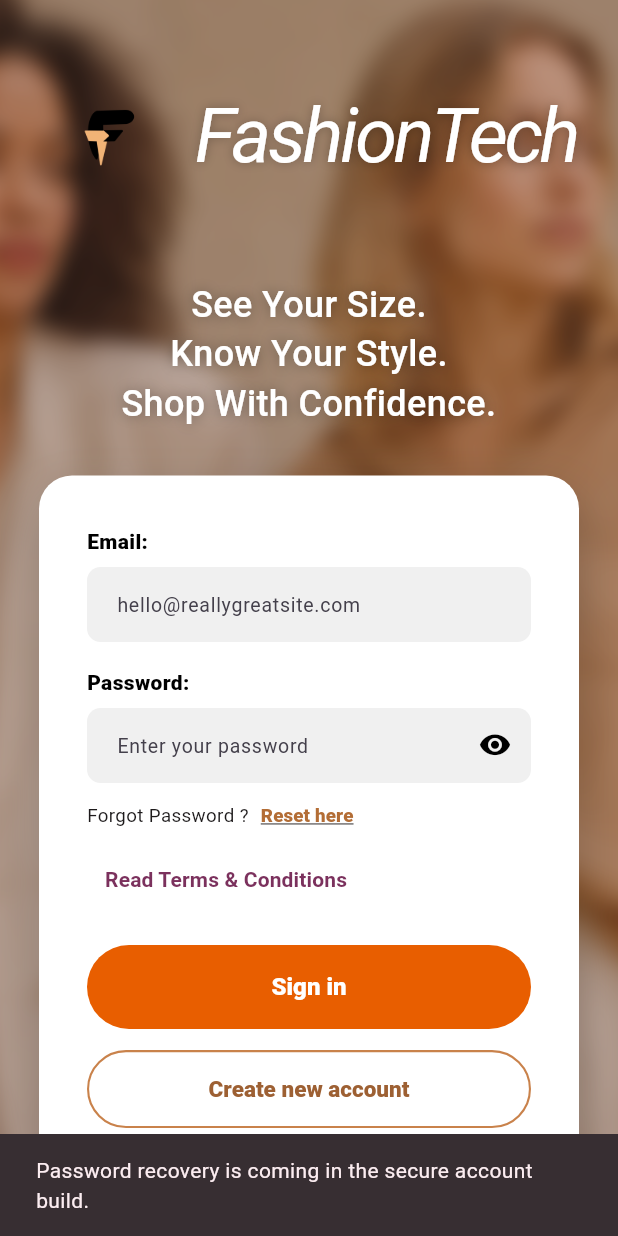
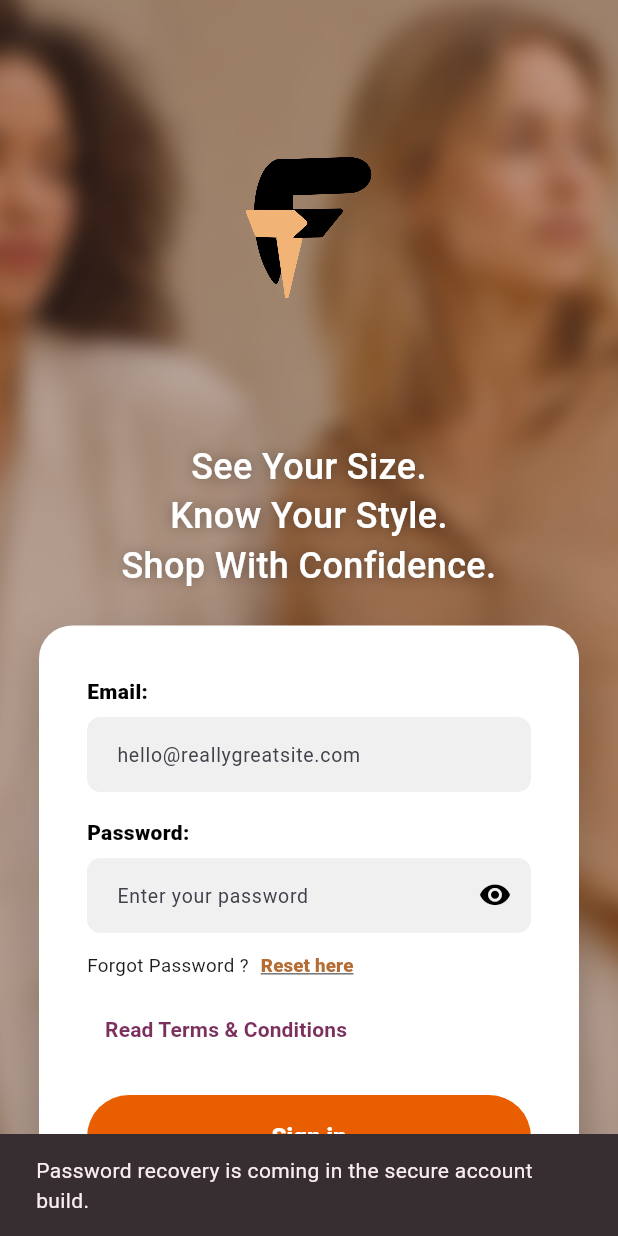
Before and after one commit to Stylorista/Stylorista-AI, a Flutter app: the screen it shows after launch, after a tap on "Reset here", on a phone screen of 412 x 824 dp. Run offline on Flutter 3.47's test engine with Material 3 defaults, Android fonts, the phone set to English and light mode, and no system bars; our stand-ins replace camera, image_picker, shared_preferences; Roboto replaces fonts that are missing (Georgia).

Commit message:
Use transparent FashionTech logo and logo-only account branding

```diff
--- a/lib/app.dart
+++ b/lib/app.dart
@@ -206,21 +206,17 @@ class _SessionLoadingScreen extends StatelessWidget {
               builder: (context, value, child) => Transform.scale(
                 scale: value,
                 child: Container(
-                  width: 132,
-                  height: 132,
+                  width: 216,
+                  height: 216,
                   padding: const EdgeInsets.all(12),
                   decoration: BoxDecoration(
-                    color: Colors.black,
+                    color: const Color(0xFFF7F0E9),
                     shape: BoxShape.circle,
-                    border: Border.all(
-                      color: const Color(0xFFF1B06F),
-                      width: 2,
-                    ),
                     boxShadow: [
                       BoxShadow(
-                        color: const Color(0xFFE88A42).withValues(alpha: 0.55),
-                        blurRadius: 34,
-                        spreadRadius: 7,
+                        color: const Color(0xFFE88A42).withValues(alpha: 0.35),
+                        blurRadius: 44,
+                        spreadRadius: 5,
                       ),
                     ],
                   ),
--- a/lib/features/auth_screen.dart
+++ b/lib/features/auth_screen.dart
@@ -127,8 +127,9 @@ class _AuthScreenState extends State<AuthScreen> {
                         child: Column(
                           mainAxisAlignment: MainAxisAlignment.center,
                           children: [
-                            const _ScriptBrand(),
-                            const SizedBox(height: 48),
+                            const _AuthLogo(),
+                            if (_signingIn) ...[
+                              const SizedBox(height: 24),
                               const Text(
                                 'See Your Size.\nKnow Your Style.\nShop With Confidence.',
                                 textAlign: TextAlign.center,
@@ -145,7 +146,8 @@ class _AuthScreenState extends State<AuthScreen> {
                                   ],
                                 ),
                               ),
-                            const SizedBox(height: 32),
+                            ],
+                            const SizedBox(height: 24),
                             AnimatedSize(
                               duration: const Duration(milliseconds: 260),
                               curve: Curves.easeOutCubic,
@@ -215,37 +217,19 @@ class _FashionBackdrop extends StatelessWidget {
   }
 }
 
-class _ScriptBrand extends StatelessWidget {
-  const _ScriptBrand();
+class _AuthLogo extends StatelessWidget {
+  const _AuthLogo();
 
   @override
   Widget build(BuildContext context) {
-    return FittedBox(
-      fit: BoxFit.scaleDown,
-      child: Row(
-        mainAxisSize: MainAxisSize.min,
-        children: [
-          Image.asset(
+    return Image.asset(
       'assets/images/fashiontech_logo.png',
-            width: 104,
-            height: 104,
+      key: const ValueKey('auth-logo'),
+      width: 240,
+      height: 240,
       fit: BoxFit.contain,
+      filterQuality: FilterQuality.high,
       semanticLabel: 'FashionTech logo',
-          ),
-          const SizedBox(width: 12),
-          const Text(
-            'FashionTech',
-            style: TextStyle(
-              color: Colors.white,
-              fontFamily: 'Georgia',
-              fontSize: 56,
-              fontStyle: FontStyle.italic,
-              letterSpacing: -2.6,
-              shadows: [Shadow(color: Color(0x44000000), blurRadius: 8)],
-            ),
-          ),
-        ],
-      ),
     );
   }
 }
--- a/pubspec.yaml
+++ b/pubspec.yaml
@@ -16,7 +16,7 @@ publish_to: 'none' # Remove this line if you wish to publish to pub.dev
 # https://developer.apple.com/library/archive/documentation/General/Reference/InfoPlistKeyReference/Articles/CoreFoundationKeys.html
 # In Windows, build-name is used as the major, minor, and patch parts
 # of the product and file versions while build-number is used as the build suffix.
-version: 1.6.0+12
+version: 1.6.1+13
 
 environment:
   sdk: ^3.12.2
```
Also changed, not shown: 5 other files. Lines whose indentation alone changed are shown as unchanged.
